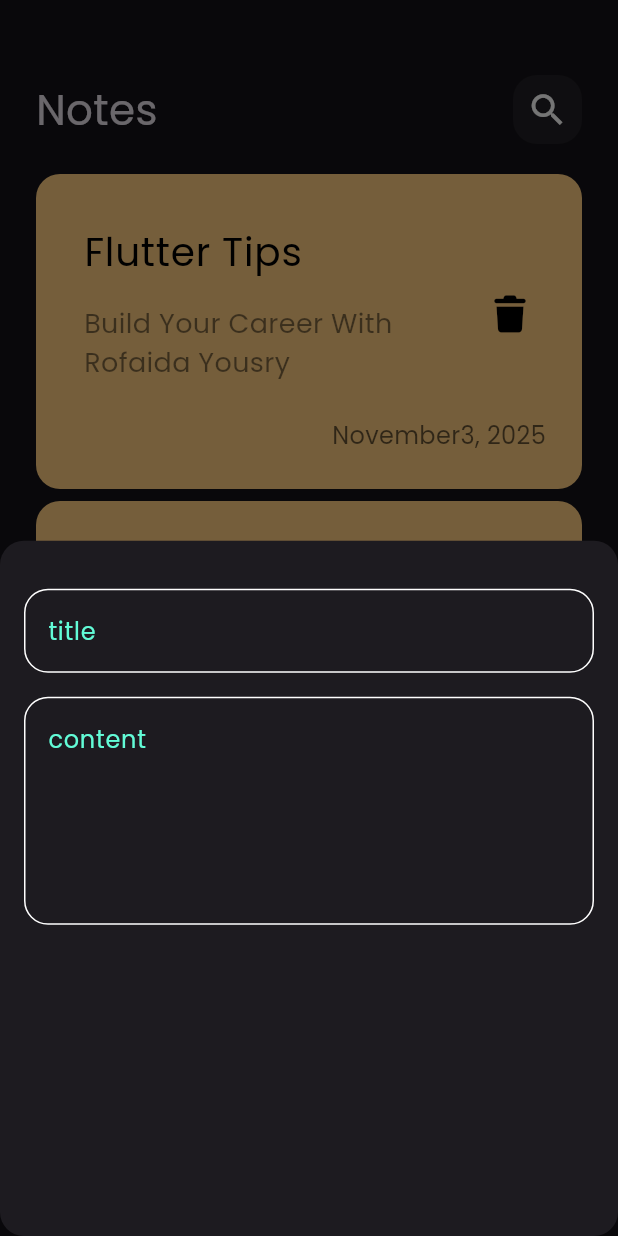
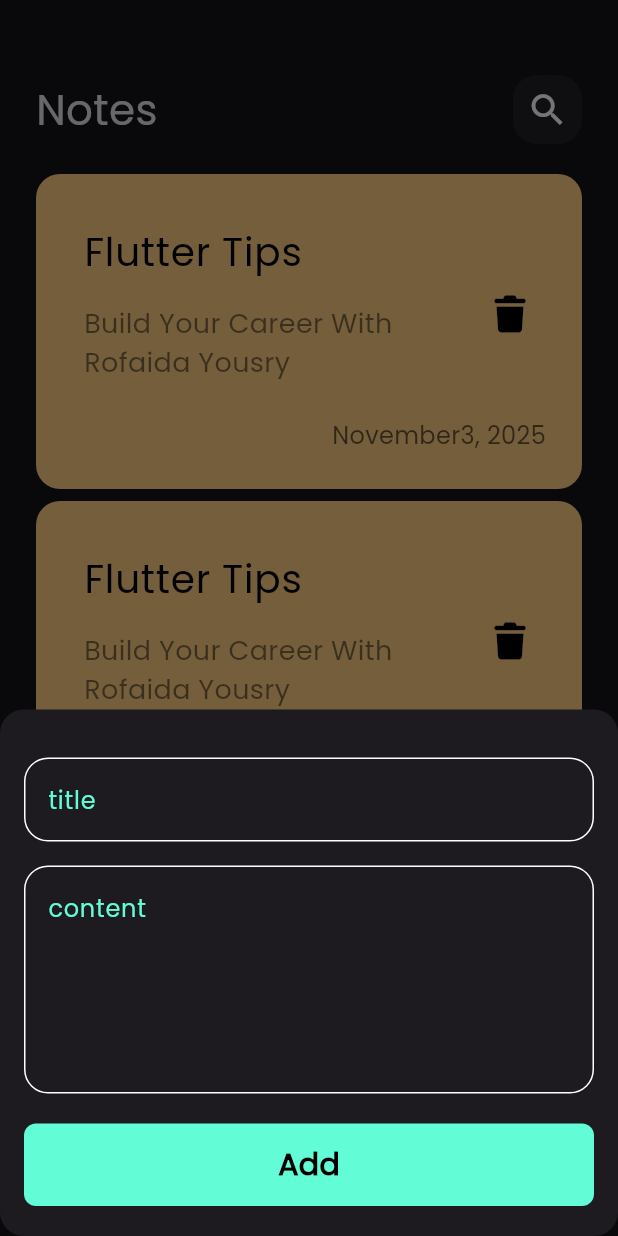
Before and after one commit to Rofaida-yousry26/notes_app, a Flutter app: the screen it shows after launch, after a tap on the "add" icon, on a phone screen of 412 x 824 dp. Run offline on Flutter 3.47's test engine with Material 3 defaults, Android fonts, the phone set to English and light mode, and no system bars; our stand-ins replace font_awesome_flutter.

Commit message:
finish note sheet

```diff
--- a/lib/widgets/add_note_bottom_sheet.dart
+++ b/lib/widgets/add_note_bottom_sheet.dart
@@ -1,4 +1,6 @@
 import 'package:flutter/material.dart';
+import 'package:notes_application/constants/constants.dart';
+import 'package:notes_application/widgets/custom_button.dart';
 import 'package:notes_application/widgets/custom_text_field.dart';
 
 class AddNoteBottomSheet extends StatelessWidget {
@@ -8,6 +10,7 @@ class AddNoteBottomSheet extends StatelessWidget {
   Widget build(BuildContext context) {
     return  Padding(
       padding: const EdgeInsets.symmetric(horizontal: 16),
+      child: SingleChildScrollView(
         child: Column(
           children: const[
             SizedBox(height: 32,),
@@ -16,7 +19,11 @@ class AddNoteBottomSheet extends StatelessWidget {
             SizedBox(height: 16,),
             CustomTextField(hint: 'content',
             maxLines: 5,),
+            SizedBox(height: 20,),
+            CustomButton(),
+            SizedBox(height: 20,),
           ],
+        ),
       ),
     );
   }
--- /dev/null
+++ b/lib/widgets/custom_button.dart
@@ -0,0 +1,25 @@
+import 'package:flutter/material.dart';
+import 'package:notes_application/constants/constants.dart';
+
+class CustomButton extends StatelessWidget {
+  const CustomButton({super.key});
+
+  @override
+  Widget build(BuildContext context) {
+    return  Container(
+      width: MediaQuery.of(context).size.width,
+      height: 55,
+      decoration: BoxDecoration(
+        color: kPrimaryColor,
+        borderRadius: BorderRadius.circular(8),
+      ),
+      child:const Center(
+        child: Text('Add',style: TextStyle(
+          color: Colors.black,
+          fontSize: 20,
+          fontWeight: FontWeight.bold
+        ),),
+      ),
+    );
+  }
+}
```
Lines whose indentation alone changed are shown as unchanged.
